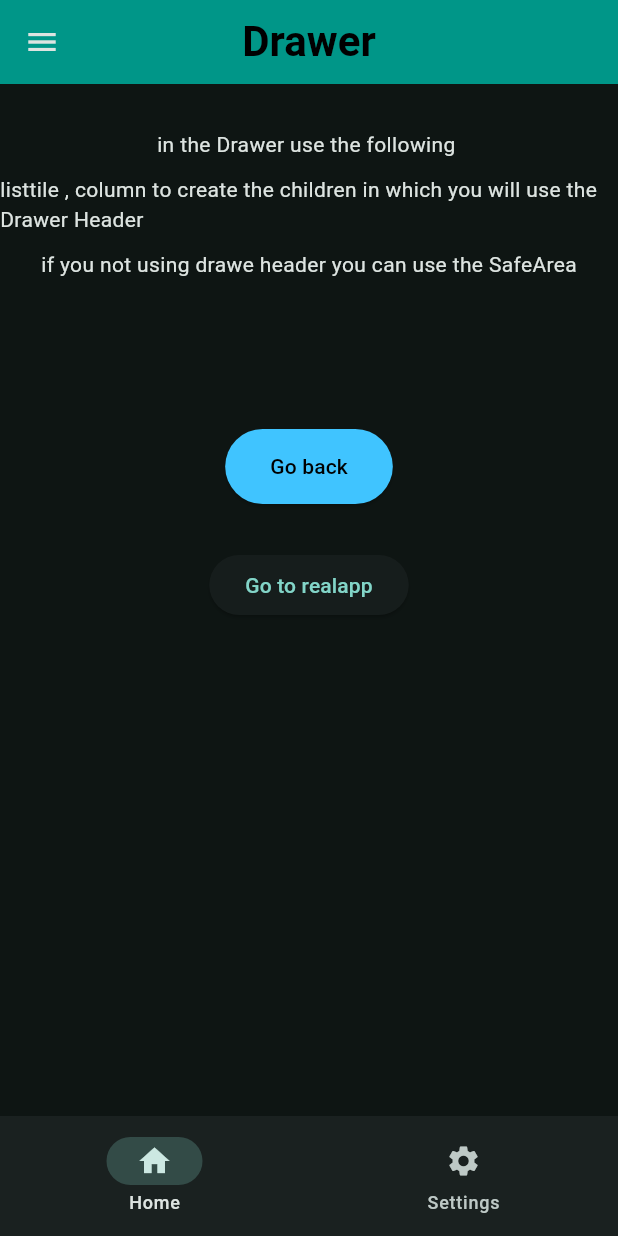
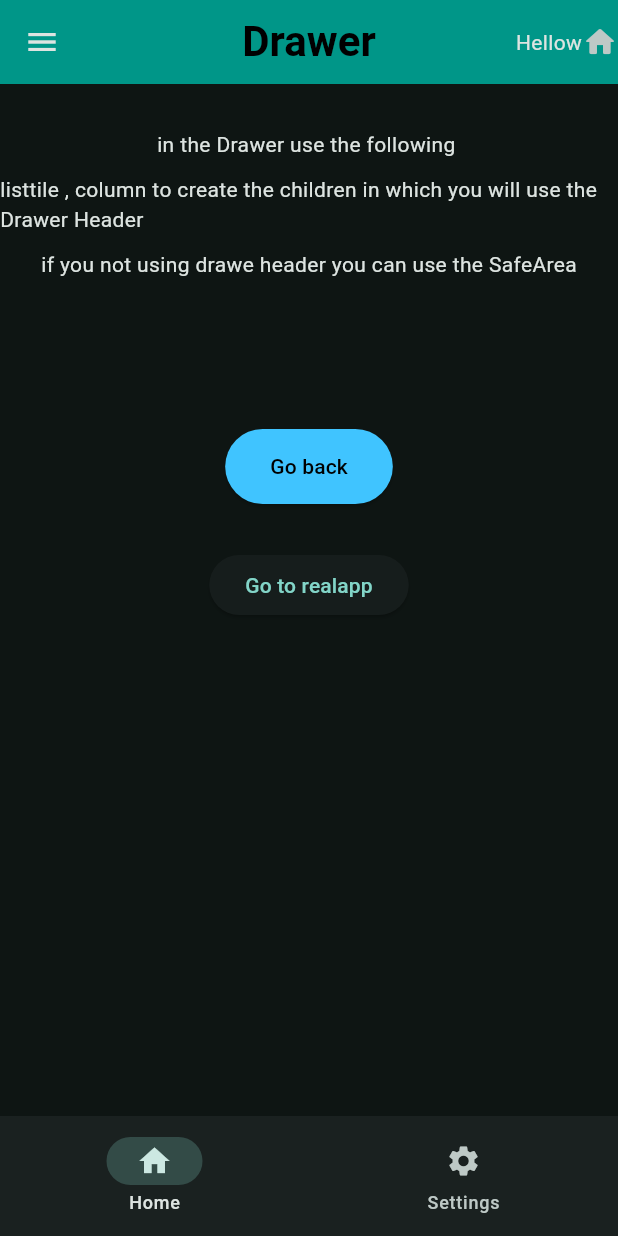
Before and after one commit to KIWOLY/flutter_basic, a Flutter app: the DrawerPage screen opened directly, on a phone screen of 412 x 824 dp. Run offline on Flutter 3.47's test engine with Material 3 defaults, Android fonts, the phone set to English and light mode, and no system bars.

Commit message:
Small update for drawer #2
Co-authored-by: Christina Kimario <christinakimario8@gmail.com>

```diff
--- a/basic/lib/pages/drawer.dart
+++ b/basic/lib/pages/drawer.dart
@@ -19,7 +19,7 @@ class DrawerPage extends StatelessWidget {
             ),
           ),
           centerTitle: true,
-          // actions: [Text("Hellow"), Icon(Icons.home_rounded)],
+          actions: [Text("Hellow"), Icon(Icons.home_rounded)],
         ),
         drawer: Drawer(
           backgroundColor: const Color.fromARGB(255, 53, 58, 61),
```
